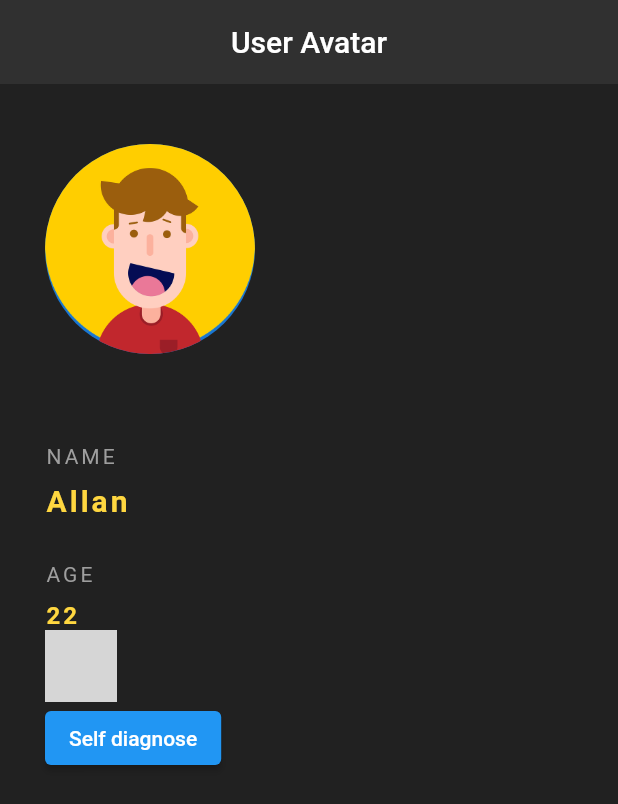
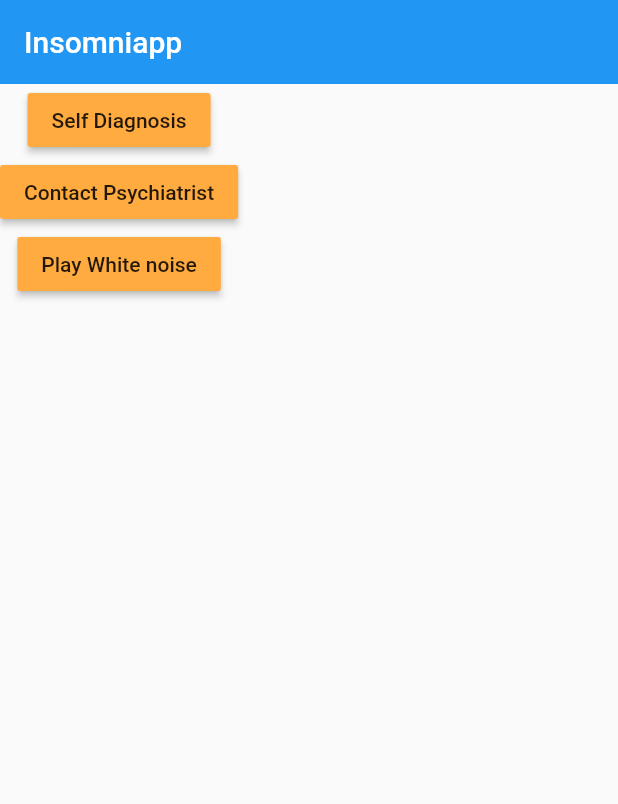
Before and after one commit to Allanetizen/insomnapp, a Flutter app: the screen it shows after launch, on a phone screen of 412 x 824 dp. Shown: the top 804 px of the screen. Run offline on Flutter 3.47's test engine with Material 2 defaults, Android fonts, the phone set to English and light mode, and no system bars; grey boxes are pictures that could not be loaded.

Commit message:
contacts module

```diff
--- a/lib/main.dart
+++ b/lib/main.dart
@@ -1,120 +1,248 @@
-import 'package:flutter/cupertino.dart';
+import 'dart:async';
 import 'package:flutter/material.dart';
-import 'dart:io';
-import 'package:tflite/tflite.dart';
-import 'package:flutter/services.dart';
+import 'package:url_launcher/url_launcher.dart';
 
-void main() => runApp(MaterialApp(
-      home: MyId(),
+void main() {
+  runApp(MyApp());
+}
+
+class MyApp extends StatelessWidget {
+  @override
+  Widget build(BuildContext context) {
+    return MaterialApp(
+      home: MyHomePage(),
+      debugShowCheckedModeBanner: false,
+    );
+  }
+}
+
+class MyHomePage extends StatefulWidget {
+  @override
+  SplashScreenState createState() => SplashScreenState();
+}
+
+class SplashScreenState extends State<MyHomePage> {
+  @override
+  void initState() {
+    super.initState();
+    Timer(
+        Duration(seconds: 5),
+        () => Navigator.pushReplacement(
+            context, MaterialPageRoute(builder: (context) => HomeScreen())));
+  }
+
+  @override
+  Widget build(BuildContext context) {
+    return Container(
+      color: Colors.deepPurple,
+      child: CircleAvatar(
+        backgroundImage: AssetImage('assets/images/insomnapp.png'),
+        radius: 70.0,
+      ),
+    );
+  }
+}
+
+class HomeScreen extends StatelessWidget {
+  @override
+  Widget build(BuildContext context) {
+    return Scaffold(
+        //backgroundColor: Colors.grey[900],
+        appBar: AppBar(
+          title: Text("Insomniapp"),
+          //backgroundColor: Colors.grey[850],
+          elevation: 0.0,
+        ),
+        // ignore: deprecated_member_use
+        body: Center(
+          // ignore: deprecated_member_use
+          child: Row(
+            children: [
+              // ignore: deprecated_member_use
+
+              // ignore: deprecated_member_use
+              Column(
+                children: <Widget> [
+                  // ignore: deprecated_member_use
+                  RaisedButton(
+                    child: Text('Self Diagnosis'),
+                    color: Colors.orangeAccent,
+                    onPressed: () {
+                      Navigator.push(
+                        context,
+                        MaterialPageRoute(builder: (context) => SecondRoute()),
+                      );
+                    },
+                  ),
+
+                  // ignore: deprecated_member_use
+                  RaisedButton(
+                    child: Text('Contact Psychiatrist'),
+                    color: Colors.orangeAccent,
+                    onPressed: () {
+                      Navigator.push(
+                        context,
+                        MaterialPageRoute(builder: (context) => Contact()),
+                      );
+                    },
+                  ),
+                  // ignore: deprecated_member_use
+                  RaisedButton(
+                    child: Text('Play White noise'),
+                    color: Colors.orangeAccent,
+                    onPressed: () {
+                      Navigator.push(
+                        context,
+                        MaterialPageRoute(builder: (context) => Contact()),
+                      );
+                    },
+                  ),
+                ],
+
+                // ignore: deprecated_member_use
+              ),
+
+              // ignore: deprecated_member_use
+            ],
+          ),
         ));
+  }
+}
 
-class MyId extends StatelessWidget {
-  bool _myBoolean = false;
+class SecondRoute extends StatefulWidget {
+  @override
+  _SecondRouteState createState() => _SecondRouteState();
+}
+
+class _SecondRouteState extends State<SecondRoute> {
+  bool _checkbox = false;
+  bool _checkboxListTile = false;
 
   @override
   Widget build(BuildContext context) {
     return Scaffold(
-      backgroundColor: Colors.grey[900],
+        //backgroundColor: Colors.grey[900],
+
         appBar: AppBar(
-        title: Text('User Avatar'),
-        centerTitle: true,
-        backgroundColor: Colors.grey[850],
+          title: Text("Self Diagnosis"),
+          //backgroundColor: Colors.grey[850],
           elevation: 0.0,
         ),
-
-      body: Row(
+        body: Center(
+          child: Column(
             children: [
-          Padding(
-            padding: EdgeInsets.fromLTRB(30.0, 40.0, 30.0, 0.0),
-            child: Column(
-              crossAxisAlignment: CrossAxisAlignment.start,
-              children: <Widget>[
-
-                Center(
-                  child: CircleAvatar(
-                    backgroundImage: AssetImage('assets/images/child.jpg'),
-                    radius: 70.0,
+              Row(
+                children: [
+                  Text('Check what you do below:\n\n'),
+                ],
               ),
-
-                ),
-                Divider(
-                  height: 60.0,
-                  color: Colors.black,
+              Row(
+                children: [
+                  Checkbox(
+                    value: _checkbox,
+                    onChanged: (value) {
+                      setState(() {
+                        _checkbox = !_checkbox;
+                      });
+                    },
                   ),
                   Text(
-                  'NAME',
-                  style: TextStyle(
-                    color: Colors.grey,
-                    letterSpacing: 2.0,
-                  ),
-                ),
-                SizedBox(height: 10.0),
-                Text(
-                  'Allan',
-                  style: TextStyle(
-                    color: Colors.amberAccent[200],
-                    letterSpacing: 2.0,
-                    fontSize: 20.0,
-                    fontWeight: FontWeight.bold,
-                  ),
-                ),
-                SizedBox(height: 30.0),
-                Text(
-                  'AGE',
-                  style: TextStyle(
-                    color: Colors.grey,
-                    letterSpacing: 2.0,
-                  ),
-                ),
-                SizedBox(height: 10.0),
-                Text(
-                  '22',
-                  style: TextStyle(
-                    color: Colors.amberAccent[200],
-                    letterSpacing: 2.0,
-                    fontSize: 16.0,
-                    fontWeight: FontWeight.bold,
-                  ),
-                ),
-                body: Column(
-                  mainAxisAlignment: MainAxisAlignment.spaceEvenly,
-                  children: <widget>[
-                    TextField(
-                      autofocus: False,
-
-                    ),
-                    RaisedButton(
-                      onPressed(){
-                        Navigator.of(context) => Options()
-                    }
-                    )
-
-                  ]
-                ),
-                Center(
-                  child: ElevatedButton(
-                    child: Text('Self diagnose'),
-                    onPressed: () {
-                      Navigator.push(
-                        context,
-                        MaterialPageRoute(builder: (context) => Options()),
-                      );
-                    },
-                  ),
-                ),
-
-
-              ],
-            ),
+                    'Take Coffee before sleeping',
+                    //style: TextStyle(color : Colors.white),
                   ),
                 ],
               ),
+              // ignore: deprecated_member_use
 
+              CheckboxListTile(
+                controlAffinity: ListTileControlAffinity.leading,
+                title: Text('Drink Alcohol'),
+                value: _checkboxListTile,
+                onChanged: (value) {
+                  setState(() {
+                    _checkboxListTile = !_checkboxListTile;
+                  });
+                },
+              ),
+              Row(
+                children: [
+                  // ignore: deprecated_member_use
+                  RaisedButton(
+                    color: Colors.orangeAccent,
+                    onPressed: () {
+                      Navigator.pop(context);
+                    },
+                    child: Text('Go back'),
+                  ),
+                ],
+              ),
+            ],
+
+            // ignore: deprecated_member_use
+          ),
+        ));
+  }
+}
+
+class Contact extends StatefulWidget {
+  const Contact({Key? key}) : super(key: key);
+
+  @override
+  _ContactState createState() => _ContactState();
+}
+
+class _ContactState extends State<Contact> {
+  void customLaunch(command) async {
+    if (await canLaunch(command)) {
+      await launch(command);
+    } else {
+      print(' could not launch $command');
+    }
+  }
+
+  @override
+  Widget build(BuildContext context) {
+    return Scaffold(
+      //backgroundColor: Colors.grey[900],
+
+      appBar: AppBar(
+        title: Text("Contacts"),
+        //backgroundColor: Colors.grey[850],
+        elevation: 0.0,
+      ),
+      body: Column(
+        children: <Widget>[
+          // ignore: deprecated_member_use
+          RaisedButton(
+            onPressed: () {
+              customLaunch('https://google.com');
+            },
+            child: Text('Website'),
+          ),
+          // ignore: deprecated_member_use
+          RaisedButton(
+            onPressed: () {
+              customLaunch(
+                  'mailto:allankosgei747@gmail.com?subject=test%20subject&body=test%20body');
+            },
+            child: Text('Email'),
+          ),
+          // ignore: deprecated_member_use
+          RaisedButton(
+            onPressed: () {
+              customLaunch('tel:+254727880227');
+            },
+            child: Text('Phone'),
+          ),
+          // ignore: deprecated_member_use
+          RaisedButton(
+            onPressed: () {
+              customLaunch('sms:0727880227');
+            },
+            child: Text('SMS'),
+          ),
+        ],
+      ),
     );
   }
 }
-
-
-
-
-// ignore: must_be_immutable
--- a/pubspec.yaml
+++ b/pubspec.yaml
@@ -25,12 +25,16 @@ dependencies:
     sdk: flutter
 
 
+
+
+
   # The following adds the Cupertino Icons font to your application.
   # Use with the CupertinoIcons class for iOS style icons.
   cupertino_icons: ^1.0.2
 
   url_launcher: ^5.4.0
   tflite: ^1.1.2
+
 
 
 dev_dependencies:
@@ -55,6 +59,8 @@ flutter:
     - assets/converted_model.tflite
     - assets/images/allanpic.jpg
     - assets/images/child.jpg
+    - assets/images/insomnia1.png
+    - assets/images/insomnapp.png
 
   #     - images/a_dot_burr.jpeg
 #     - images/a_dot_ham.jpeg
```
Also changed, not shown: lib/actions.dart (deleted, +0 -33 lines), assets/images/Insomnia1.png (added), assets/images/insomnapp.png (added), lib/page2.dart (added). Lines whose indentation alone changed are shown as unchanged.
